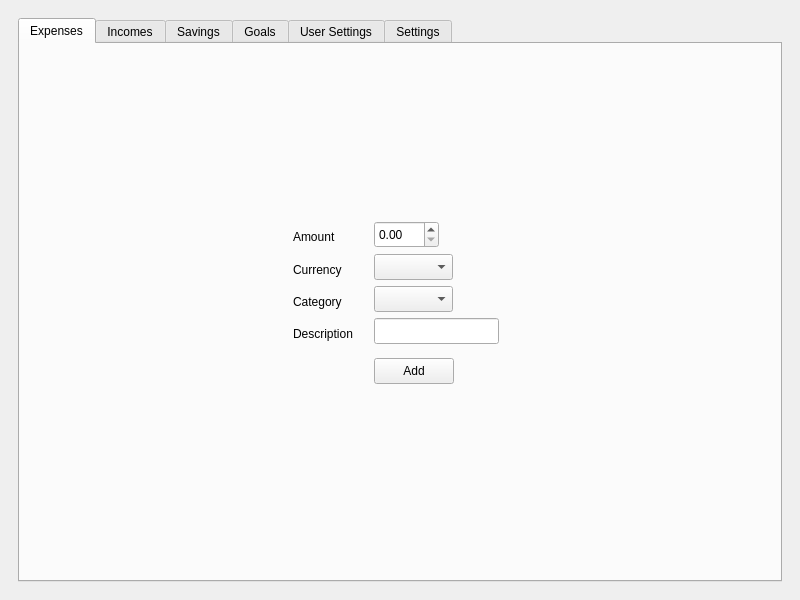
First picture: the form in GigaBudget/mainwindow.ui, repository Kapiura/BudgetPlanner, before the edit.
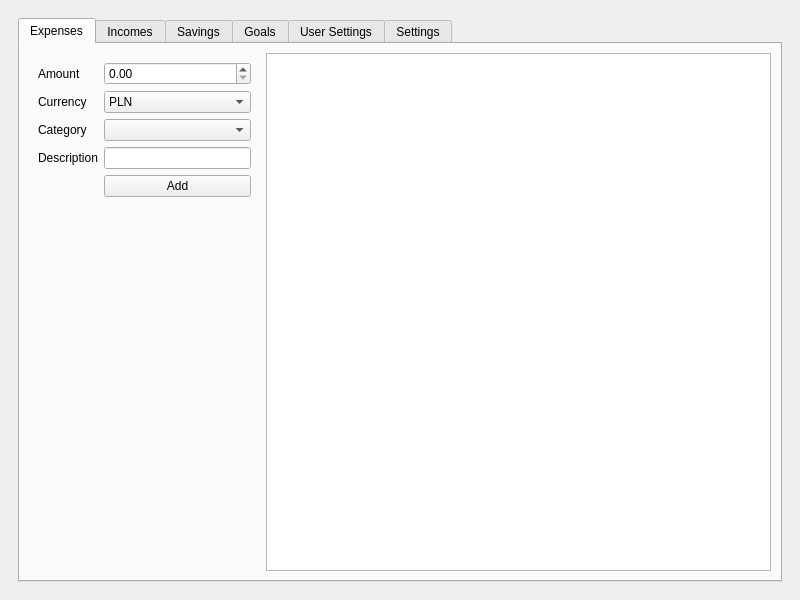
Second picture: the form after the edit. The open tabs and pages were chosen to show the change.

```diff
--- a/GigaBudget/mainwindow.ui
+++ b/GigaBudget/mainwindow.ui
@@ -84,126 +84,78 @@
            <attribute name="title">
             <string>Expenses</string>
            </attribute>
-           <layout class="QGridLayout" name="gridLayout_2">
+           <layout class="QFormLayout" name="formLayout">
+            <item row="0" column="1">
+             <widget class="QListView" name="listExpenses"/>
+            </item>
             <item row="0" column="0">
-             <widget class="QWidget" name="widget_3" native="true">
+             <widget class="QWidget" name="widgetExpenses" native="true">
               <property name="minimumSize">
                <size>
                 <width>231</width>
                 <height>191</height>
                </size>
               </property>
-              <property name="maximumSize">
-               <size>
-                <width>231</width>
-                <height>191</height>
-               </size>
-              </property>
-              <widget class="QComboBox" name="comboBox_9">
-               <property name="geometry">
-                <rect>
-                 <x>90</x>
-                 <y>70</y>
-                 <width>79</width>
-                 <height>26</height>
-                </rect>
-               </property>
-              </widget>
+              <layout class="QFormLayout" name="formLayout_2">
+               <item row="0" column="0">
               <widget class="QLabel" name="label_18">
-               <property name="geometry">
-                <rect>
-                 <x>9</x>
-                 <y>12</y>
-                 <width>53</width>
-                 <height>18</height>
-                </rect>
-               </property>
                <property name="text">
                 <string>Amount</string>
                </property>
               </widget>
+               </item>
+               <item row="0" column="1">
+                <widget class="QDoubleSpinBox" name="amount"/>
+               </item>
+               <item row="1" column="0">
               <widget class="QLabel" name="label_19">
-               <property name="geometry">
-                <rect>
-                 <x>9</x>
-                 <y>45</y>
-                 <width>60</width>
-                 <height>18</height>
-                </rect>
-               </property>
                <property name="text">
                 <string>Currency</string>
                </property>
               </widget>
+               </item>
+               <item row="1" column="1">
+                <widget class="QComboBox" name="currency">
+                 <item>
+                  <property name="text">
+                   <string>PLN</string>
+                  </property>
+                 </item>
+                 <item>
+                  <property name="text">
+                   <string>EUR</string>
+                  </property>
+                 </item>
+                </widget>
+               </item>
+               <item row="2" column="0">
               <widget class="QLabel" name="label_20">
-               <property name="geometry">
-                <rect>
-                 <x>9</x>
-                 <y>77</y>
-                 <width>60</width>
-                 <height>18</height>
-                </rect>
-               </property>
                <property name="text">
                 <string>Category</string>
                </property>
               </widget>
-              <widget class="QDoubleSpinBox" name="doubleSpinBox_5">
-               <property name="geometry">
-                <rect>
-                 <x>90</x>
-                 <y>5</y>
-                 <width>65</width>
-                 <height>27</height>
-                </rect>
-               </property>
-              </widget>
-              <widget class="QPushButton" name="pushButton_5">
-               <property name="geometry">
-                <rect>
-                 <x>90</x>
-                 <y>142</y>
-                 <width>80</width>
-                 <height>26</height>
-                </rect>
-               </property>
-               <property name="text">
-                <string>Add</string>
-               </property>
-              </widget>
+               </item>
+               <item row="2" column="1">
+                <widget class="QComboBox" name="category"/>
+               </item>
+               <item row="3" column="0">
               <widget class="QLabel" name="label_21">
-               <property name="geometry">
-                <rect>
-                 <x>9</x>
-                 <y>109</y>
-                 <width>76</width>
-                 <height>18</height>
-                </rect>
-               </property>
                <property name="text">
                 <string>Description</string>
                </property>
               </widget>
-              <widget class="QLineEdit" name="lineEdit_5">
-               <property name="geometry">
-                <rect>
-                 <x>90</x>
-                 <y>102</y>
-                 <width>125</width>
-                 <height>26</height>
-                </rect>
-               </property>
-              </widget>
-              <widget class="QComboBox" name="comboBox_10">
-               <property name="geometry">
-                <rect>
-                 <x>90</x>
-                 <y>38</y>
-                 <width>79</width>
-                 <height>26</height>
-                </rect>
-               </property>
-              </widget>
+               </item>
+               <item row="3" column="1">
+                <widget class="QLineEdit" name="desc"/>
+               </item>
+               <item row="4" column="1">
+                <widget class="QPushButton" name="addButton">
+                 <property name="text">
+                  <string>Add</string>
+                 </property>
+                </widget>
+               </item>
+              </layout>
              </widget>
             </item>
            </layout>
```
Left out of the diff: 125 changed lines with no effect on the pictures. Lines whose indentation alone changed are shown as unchanged.
